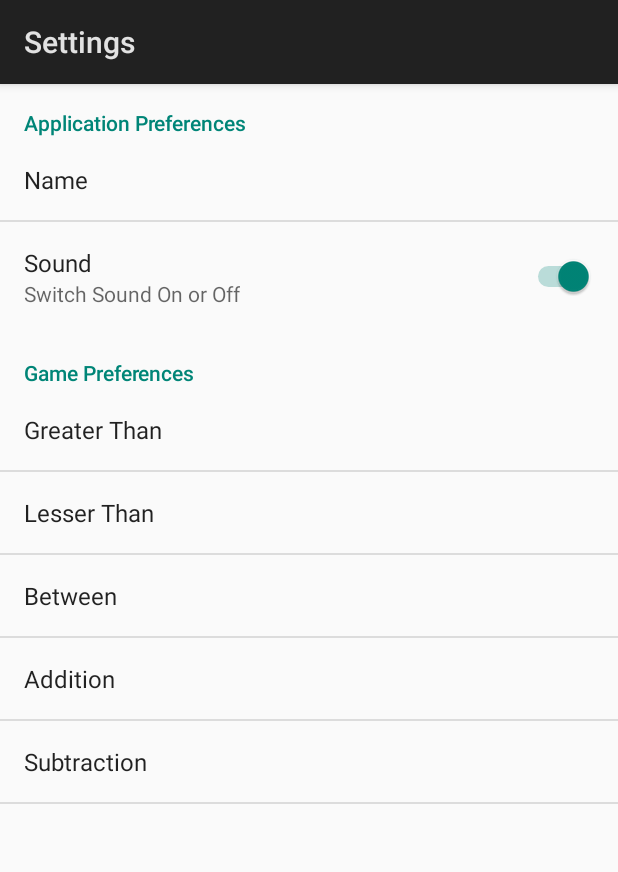
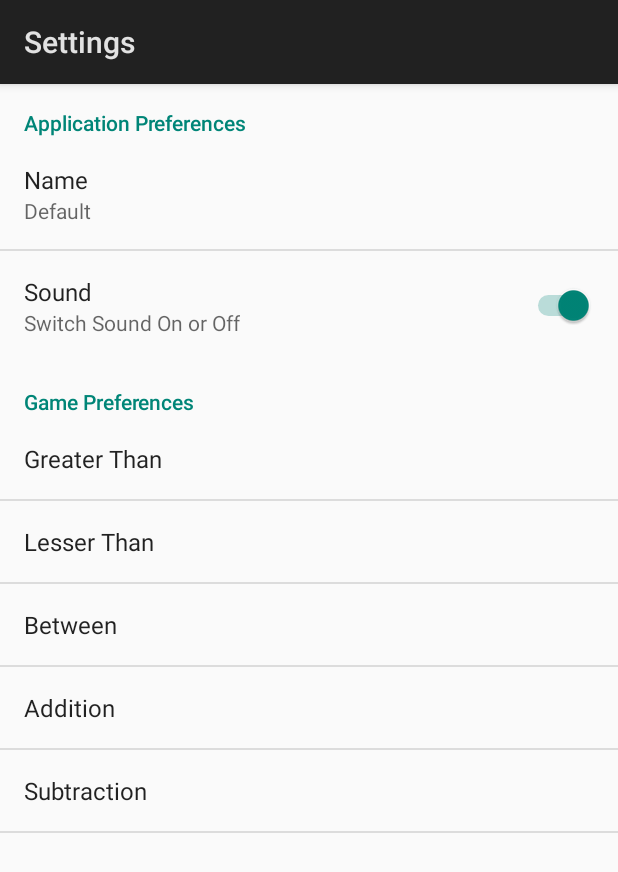
Before and after one commit to hajaar/MathsPlayforKids, an Android app: the screen it shows after launch (SettingsActivity), in the options menu, after a tap on "Settings", on a phone screen of 412 x 824 dp. Shown: the top 872 px of the screen. Run offline under Robolectric (Android 15) with nearby library versions, the phone set to English and light mode, and no system bars; libraries missing offline, so code that uses them is left out: com.crashlytics.android, io.fabric.sdk; 1 statement that could not run was skipped.

Commit message:
added ranges, made summary show value selected, added crashalytics

```diff
--- a/app/build.gradle
+++ b/app/build.gradle
@@ -22,8 +22,8 @@ android {
         applicationId "com.skva.mathsplayforkids"
         minSdkVersion 21
         targetSdkVersion 24
-        versionCode 2
-        versionName "1.1"
+        versionCode 3
+        versionName "1.2"
         testInstrumentationRunner "android.support.test.runner.AndroidJUnitRunner"
     }
     buildTypes {
--- a/app/src/main/java/com/skva/mathsplayforkids/MainActivity.java
+++ b/app/src/main/java/com/skva/mathsplayforkids/MainActivity.java
@@ -60,6 +60,7 @@ public class MainActivity extends Activity implements AdapterView.OnItemSelected
         SharedPreferences settings = PreferenceManager.getDefaultSharedPreferences(this);
         childname = settings.getString("pref_name", "");
         soundtoggle = settings.getBoolean("pref_sound", true);
+        Log.d("wowza", "onCreate: " + settings.getString("pref_gt_min", "1"));
         difficult_min[0] = Integer.parseInt(settings.getString("pref_gt_min", "5"));
         difficult_max[0] = Integer.parseInt(settings.getString("pref_gt_max", "50"));
         difficult_min[1] = Integer.parseInt(settings.getString("pref_lt_min", "5"));
--- a/app/src/main/java/com/skva/mathsplayforkids/SettingsActivity.java
+++ b/app/src/main/java/com/skva/mathsplayforkids/SettingsActivity.java
@@ -46,6 +46,8 @@ public class SettingsActivity extends Activity {
                     PreferenceGroup preferenceGroup = (PreferenceGroup) preference;
                     for (int j = 0; j < preferenceGroup.getPreferenceCount(); ++j) {
                         Preference singlePref = preferenceGroup.getPreference(j);
+                        Log.d("updatepreference", "pref: " + singlePref.getTitle());
+                        Log.d("updatepreference", "key: " + singlePref.hasKey());
                         updatePreference(singlePref, singlePref.getKey());
                     }
                 } else {
@@ -65,8 +67,10 @@ public class SettingsActivity extends Activity {
             if (preference instanceof EditTextPreference) {
                 EditTextPreference editTextPreference = (EditTextPreference) preference;
                 editTextPreference.setSummary(editTextPreference.getText());
+                SharedPreferences sharedPrefs = getPreferenceManager().getSharedPreferences();
+                preference.setSummary(sharedPrefs.getString(key, "Default"));
+            }
 
-            }
         }
     }
 
--- a/app/src/main/res/xml/preferences.xml
+++ b/app/src/main/res/xml/preferences.xml
@@ -23,6 +23,7 @@
                 android:title="@string/pref_gt_min_title" />
             <EditTextPreference
                 android:hint="@string/pref_gt_max_summ"
+                android:inputType="numberSigned"
                 android:key="pref_gt_max"
                 android:summary="@string/pref_gt_max_summ"
                 android:title="@string/pref_gt_max_title" />
@@ -30,11 +31,13 @@
         <PreferenceScreen android:title="@string/pref_lt_title">
             <EditTextPreference
                 android:hint="@string/pref_gt_min_summ"
+                android:inputType="numberSigned"
                 android:key="pref_lt_min"
                 android:summary="@string/pref_gt_min_summ"
                 android:title="@string/pref_gt_min_title" />
             <EditTextPreference
                 android:hint="@string/pref_gt_max_summ"
+                android:inputType="numberSigned"
                 android:key="pref_lt_max"
                 android:summary="@string/pref_gt_max_summ"
                 android:title="@string/pref_gt_max_title" />
@@ -42,11 +45,13 @@
         <PreferenceScreen android:title="@string/pref_between_title">
             <EditTextPreference
                 android:hint="@string/pref_gt_min_summ"
+                android:inputType="numberSigned"
                 android:key="pref_between_min"
                 android:summary="@string/pref_gt_min_summ"
                 android:title="@string/pref_gt_min_title" />
             <EditTextPreference
                 android:hint="@string/pref_gt_max_summ"
+                android:inputType="numberSigned"
                 android:key="pref_between_max"
                 android:summary="@string/pref_gt_max_summ"
                 android:title="@string/pref_gt_max_title" />
@@ -54,11 +59,13 @@
         <PreferenceScreen android:title="@string/pref_add_title">
             <EditTextPreference
                 android:hint="@string/pref_gt_min_summ"
+                android:inputType="numberSigned"
                 android:key="pref_add_min"
                 android:summary="@string/pref_gt_min_summ"
                 android:title="@string/pref_gt_min_title" />
             <EditTextPreference
                 android:hint="@string/pref_gt_max_summ"
+                android:inputType="numberSigned"
                 android:key="pref_add_max"
                 android:summary="@string/pref_gt_max_summ"
                 android:title="@string/pref_gt_max_title" />
@@ -66,11 +73,13 @@
         <PreferenceScreen android:title="@string/pref_sub_title">
             <EditTextPreference
                 android:hint="@string/pref_gt_min_summ"
+                android:inputType="numberSigned"
                 android:key="pref_sub_min"
                 android:summary="@string/pref_gt_min_summ"
                 android:title="@string/pref_gt_min_title" />
             <EditTextPreference
                 android:hint="@string/pref_gt_max_summ"
+                android:inputType="numberSigned"
                 android:key="pref_sub_max"
                 android:summary="@string/pref_gt_max_summ"
                 android:title="@string/pref_gt_max_title" />
```
